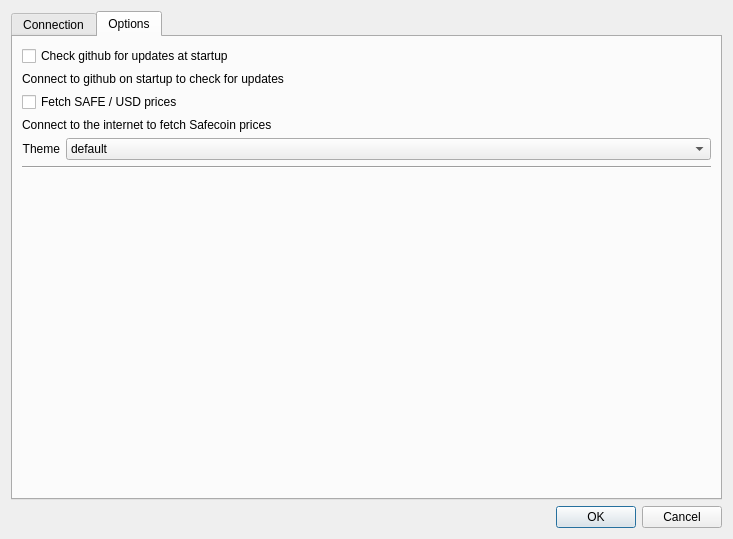
Before: the Qt Designer form src/settings.ui in OleksandrBlack/safewallet-lite, drawn with Qt 5.
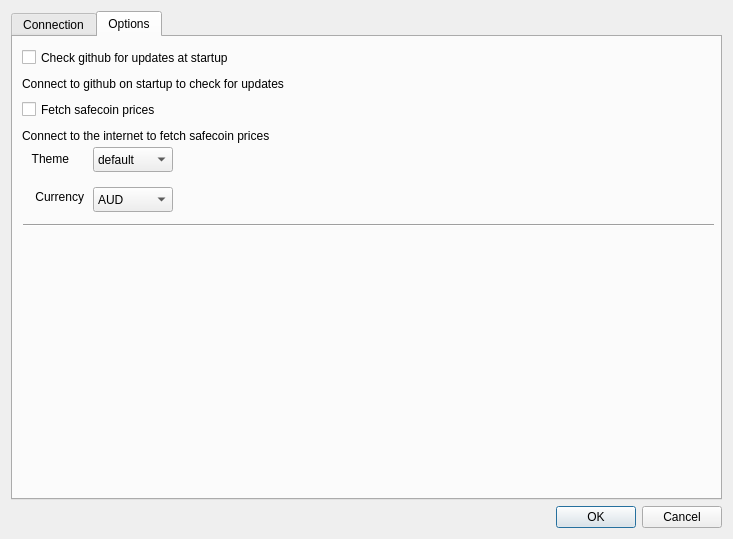
After: the same form once the commit is applied.

Diff of the .ui file:
```diff
--- a/src/settings.ui
+++ b/src/settings.ui
@@ -80,9 +80,15 @@
       <attribute name="title">
        <string>Options</string>
       </attribute>
-      <layout class="QGridLayout" name="gridLayout">
-       <item row="6" column="1">
         <widget class="QComboBox" name="comboBoxTheme">
+       <property name="geometry">
+        <rect>
+         <x>80</x>
+         <y>110</y>
+         <width>80</width>
+         <height>25</height>
+        </rect>
+       </property>
          <property name="sizePolicy">
           <sizepolicy hsizetype="MinimumExpanding" vsizetype="Fixed">
            <horstretch>0</horstretch>
@@ -110,30 +116,54 @@
           </property>
          </item>
         </widget>
-       </item>
-       <item row="2" column="0" colspan="2">
         <widget class="QCheckBox" name="chkFetchPrices">
+       <property name="geometry">
+        <rect>
+         <x>9</x>
+         <y>61</y>
+         <width>184</width>
+         <height>23</height>
+        </rect>
+       </property>
          <property name="text">
-          <string>Fetch SAFE / USD prices</string>
-         </property>
-        </widget>
-       </item>
-       <item row="0" column="0" colspan="2">
+        <string>Fetch safecoin prices</string>
+       </property>
+      </widget>
         <widget class="QCheckBox" name="chkCheckUpdates">
+       <property name="geometry">
+        <rect>
+         <x>9</x>
+         <y>9</y>
+         <width>571</width>
+         <height>23</height>
+        </rect>
+       </property>
          <property name="text">
           <string>Check github for updates at startup</string>
          </property>
         </widget>
-       </item>
-       <item row="1" column="0" colspan="2">
         <widget class="QLabel" name="label_8">
+       <property name="geometry">
+        <rect>
+         <x>9</x>
+         <y>38</y>
+         <width>641</width>
+         <height>17</height>
+        </rect>
+       </property>
          <property name="text">
           <string>Connect to github on startup to check for updates</string>
          </property>
         </widget>
-       </item>
-       <item row="6" column="0">
         <widget class="QLabel" name="label_20">
+       <property name="geometry">
+        <rect>
+         <x>9</x>
+         <y>113</y>
+         <width>47</width>
+         <height>17</height>
+        </rect>
+       </property>
          <property name="sizePolicy">
           <sizepolicy hsizetype="Preferred" vsizetype="Preferred">
            <horstretch>0</horstretch>
@@ -147,22 +177,15 @@
           <set>Qt::AlignRight|Qt::AlignTrailing|Qt::AlignVCenter</set>
          </property>
         </widget>
-       </item>
-       <item row="8" column="0" colspan="2">
-        <spacer name="verticalSpacer_2">
-         <property name="orientation">
-          <enum>Qt::Vertical</enum>
-         </property>
-         <property name="sizeHint" stdset="0">
-          <size>
-           <width>20</width>
-           <height>40</height>
-          </size>
-         </property>
-        </spacer>
-       </item>
-       <item row="7" column="0" colspan="2">
         <widget class="Line" name="line_2">
+       <property name="geometry">
+        <rect>
+         <x>10</x>
+         <y>180</y>
+         <width>691</width>
+         <height>16</height>
+        </rect>
+       </property>
          <property name="sizePolicy">
           <sizepolicy hsizetype="Minimum" vsizetype="Fixed">
            <horstretch>0</horstretch>
@@ -173,15 +196,107 @@
           <enum>Qt::Horizontal</enum>
          </property>
         </widget>
-       </item>
-       <item row="3" column="0" colspan="2">
         <widget class="QLabel" name="label_10">
+       <property name="geometry">
+        <rect>
+         <x>9</x>
+         <y>90</y>
+         <width>601</width>
+         <height>17</height>
+        </rect>
+       </property>
          <property name="text">
-          <string>Connect to the internet to fetch Safecoin prices</string>
-         </property>
-        </widget>
+        <string>Connect to the internet to fetch safecoin prices</string>
+       </property>
+      </widget>
+      <widget class="QLabel" name="label_21">
+       <property name="geometry">
+        <rect>
+         <x>10</x>
+         <y>150</y>
+         <width>61</width>
+         <height>20</height>
+        </rect>
+       </property>
+       <property name="sizePolicy">
+        <sizepolicy hsizetype="Preferred" vsizetype="Preferred">
+         <horstretch>0</horstretch>
+         <verstretch>0</verstretch>
+        </sizepolicy>
+       </property>
+       <property name="text">
+        <string>Currency</string>
+       </property>
+       <property name="alignment">
+        <set>Qt::AlignRight|Qt::AlignTrailing|Qt::AlignVCenter</set>
+       </property>
+      </widget>
+      <widget class="QComboBox" name="comboBoxCurrency">
+       <property name="geometry">
+        <rect>
+         <x>80</x>
+         <y>150</y>
+         <width>80</width>
+         <height>25</height>
+        </rect>
+       </property>
+       <property name="sizePolicy">
+        <sizepolicy hsizetype="MinimumExpanding" vsizetype="Fixed">
+         <horstretch>0</horstretch>
+         <verstretch>0</verstretch>
+        </sizepolicy>
+       </property>
+       <item>
+        <property name="text">
+         <string>AUD</string>
+        </property>
        </item>
-      </layout>
+       <item>
+        <property name="text">
+         <string>BTC</string>
+        </property>
+       </item>
+       <item>
+        <property name="text">
+         <string>CAD</string>
+        </property>
+       </item>
+       <item>
+        <property name="text">
+         <string>CHF</string>
+        </property>
+       </item>
+       <item>
+        <property name="text">
+         <string>CNY</string>
+        </property>
+       </item>
+       <item>
+        <property name="text">
+         <string>EUR</string>
+        </property>
+       </item>
+       <item>
+        <property name="text">
+         <string>GBP</string>
+        </property>
+       </item>
+       <item>
+        <property name="text">
+         <string>INR</string>
+        </property>
+       </item>
+       <item>
+        <property name="text">
+         <string>RUB</string>
+        </property>
+       </item>
+       <item>
+        <property name="text">
+         <string>USD</string>
+        </property>
+       </item>
+      </widget>
      </widget>
     </widget>
    </item>
```
Lines whose indentation alone changed are shown as unchanged.
